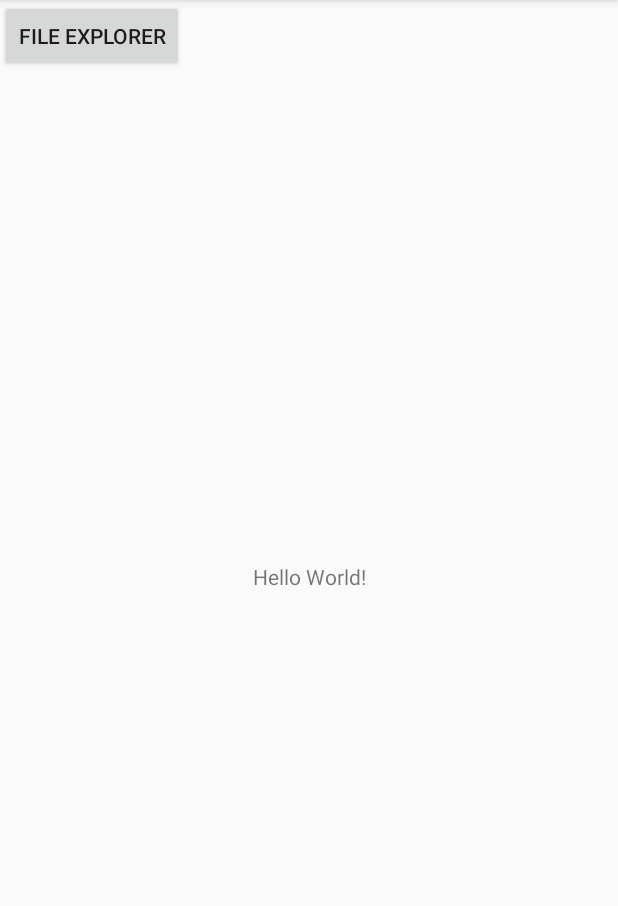
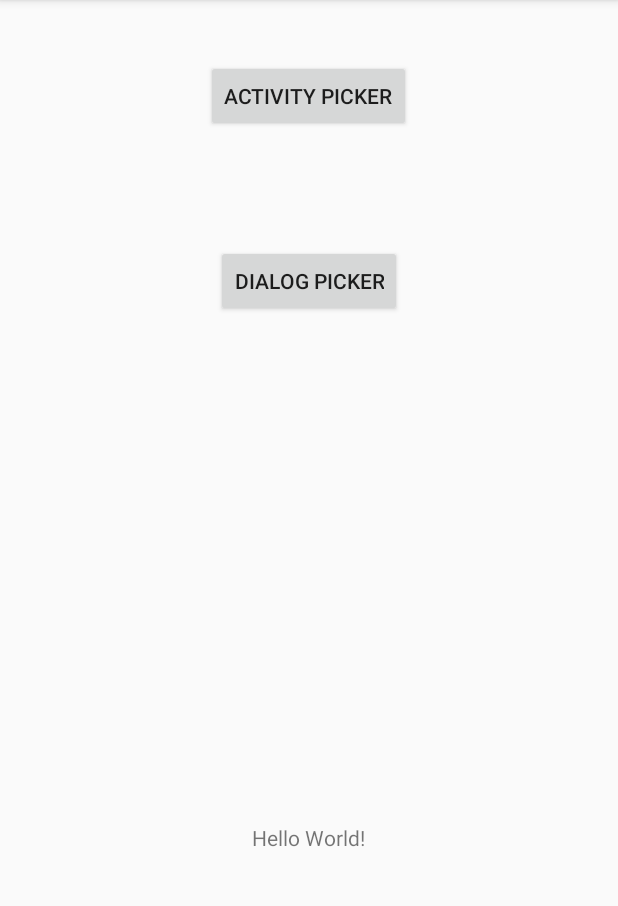
Before and after one commit to brunowagner/Android-File-and-Directory-Picker-Library, an Android app: the screen it shows after launch (MainActivity), on a phone screen of 412 x 824 dp, the part 84-990 px from its top. Run offline under Robolectric (Android 15) with nearby library versions, the phone set to English and light mode, and no system bars.

Commit message:
Created prototype to picker by dialog.

```diff
--- a/androidfileanddirectorypickerlibrary/src/main/AndroidManifest.xml
+++ b/androidfileanddirectorypickerlibrary/src/main/AndroidManifest.xml
@@ -3,7 +3,7 @@
     package="br.com.bwsystemssolutions.androidfileanddirectorypickerlibrary">
 
     <application>
-        <activity android:name=".CustomFileExplorerActivity"></activity>
+        <activity android:name=".CustomFileExplorerActivity" ></activity>
     </application>
 
 </manifest>
--- a/app/src/main/res/layout/activity_main.xml
+++ b/app/src/main/res/layout/activity_main.xml
@@ -1,5 +1,5 @@
 <?xml version="1.0" encoding="utf-8"?>
-<android.support.constraint.ConstraintLayout xmlns:android="http://schemas.android.com/apk/res/android"
+<RelativeLayout xmlns:android="http://schemas.android.com/apk/res/android"
     xmlns:app="http://schemas.android.com/apk/res-auto"
     xmlns:tools="http://schemas.android.com/tools"
     android:layout_width="match_parent"
@@ -9,16 +9,27 @@
     <TextView
         android:layout_width="wrap_content"
         android:layout_height="wrap_content"
-        android:text="Hello World!"
-        app:layout_constraintBottom_toBottomOf="parent"
-        app:layout_constraintLeft_toLeftOf="parent"
-        app:layout_constraintRight_toRightOf="parent"
-        app:layout_constraintTop_toTopOf="parent" />
+        android:layout_centerHorizontal="true"
+        android:layout_alignParentBottom="true"
+        android:layout_marginBottom="200dp"
+        android:text="Hello World!" />
 
     <Button
-        android:id="@+id/btn_fileExplorer"
-        android:text="File Explorer"
+        android:id="@+id/btn_picker_by_activity"
         android:layout_width="wrap_content"
-        android:layout_height="wrap_content" />
+        android:layout_height="wrap_content"
+        android:layout_alignParentTop="true"
+        android:layout_marginTop="40dp"
+        android:layout_centerHorizontal="true"
+        android:text="Activity picker" />
 
-</android.support.constraint.ConstraintLayout>
+    <Button
+        android:id="@+id/btn_picker_by_dialog"
+        android:layout_width="wrap_content"
+        android:layout_height="wrap_content"
+        android:layout_alignTop="@id/btn_picker_by_activity"
+        android:layout_centerHorizontal="true"
+        android:layout_marginTop="123dp"
+        android:text="Dialog picker" />
+
+</RelativeLayout>
```
Also changed, not shown: androidfileanddirectorypickerlibrary/src/main/java/br/com/bwsystemssolutions/androidfileanddirectorypickerlibrary/PickerByDialog.java (added, +206 -0 lines), androidfileanddirectorypickerlibrary/src/main/java/br/com/bwsystemssolutions/androidfileanddirectorypickerlibrary/adapter/BaseAdapterPickerByDialog.java (added, +29 -0 lines), androidfileanddirectorypickerlibrary/src/main/res/layout/list_picker_by_dialog.xml (added, +12 -0 lines), androidfileanddirectorypickerlibrary/src/main/res/layout/list_row.xml (+7 -6 lines), app/src/main/java/br/com/bwsystemssolutions/androidfileanddirectorypickerlibrary/MainActivity.java (+15 -1 lines).
